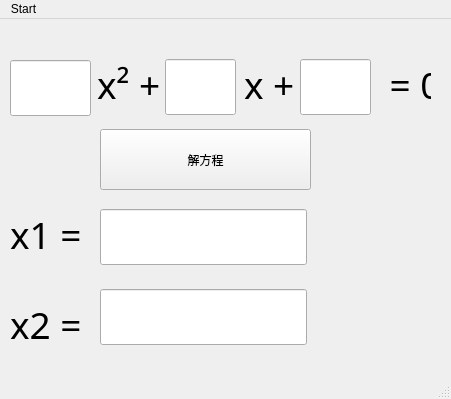
Qt form 0127_PyQt/equation.ui (cxb2468/1L) before a commit.
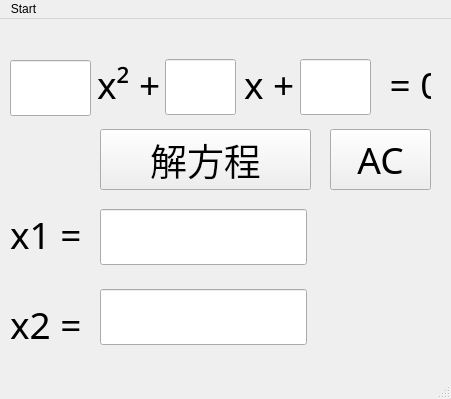
The same form after that commit.

```diff
--- a/0127_PyQt/equation.ui
+++ b/0127_PyQt/equation.ui
@@ -288,10 +288,41 @@
       <height>40</height>
      </size>
     </property>
+    <property name="font">
+     <font>
+      <family>Adobe Devanagari</family>
+      <pointsize>28</pointsize>
+     </font>
+    </property>
     <property name="text">
      <string>解方程</string>
     </property>
    </widget>
+   <widget class="QPushButton" name="pushButton_AC">
+    <property name="geometry">
+     <rect>
+      <x>330</x>
+      <y>110</y>
+      <width>101</width>
+      <height>61</height>
+     </rect>
+    </property>
+    <property name="minimumSize">
+     <size>
+      <width>60</width>
+      <height>40</height>
+     </size>
+    </property>
+    <property name="font">
+     <font>
+      <family>Adobe Devanagari</family>
+      <pointsize>28</pointsize>
+     </font>
+    </property>
+    <property name="text">
+     <string>AC</string>
+    </property>
+   </widget>
   </widget>
   <widget class="QMenuBar" name="menubar">
    <property name="geometry">
```
Left out of the diff: 12 changed lines with no effect on the pictures.
